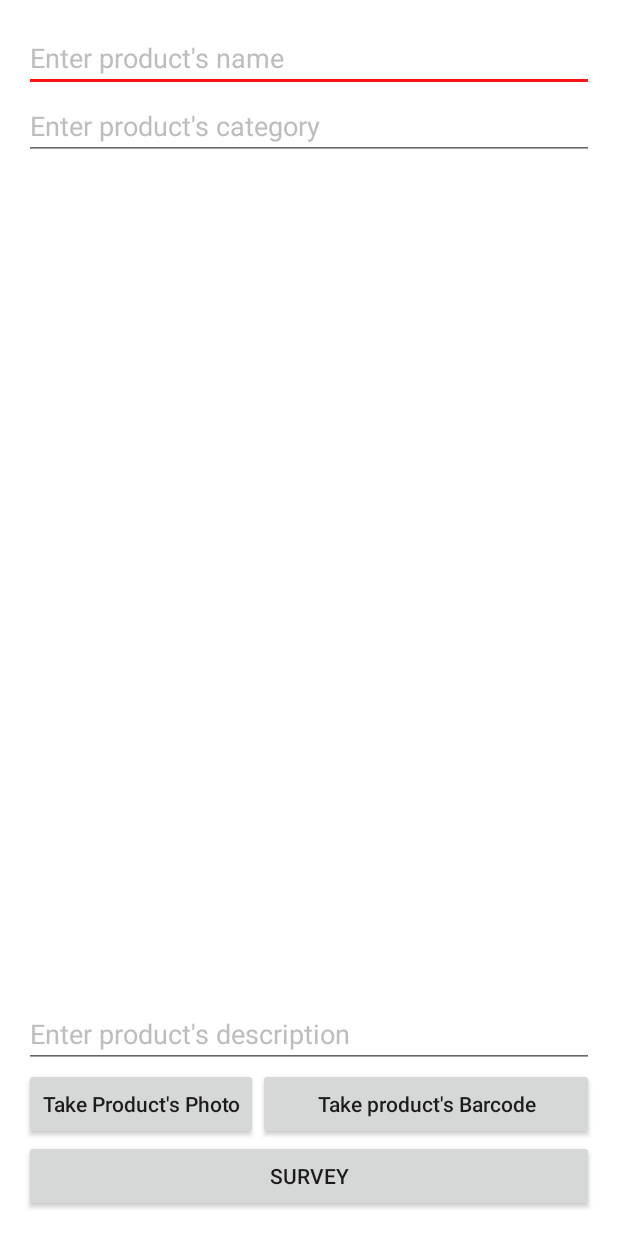
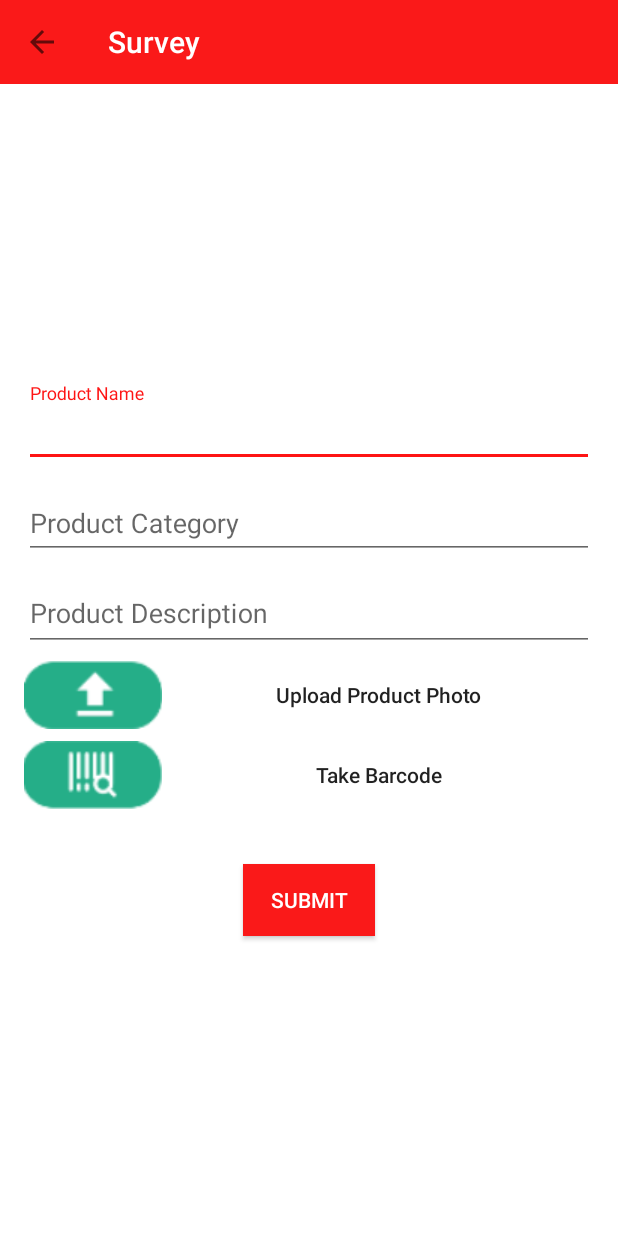
Before and after one commit to iputumeda/kodegift, an Android app: the SurveyActivity screen opened directly, with no data from a screen before it, on a phone screen of 412 x 824 dp. Run offline under Robolectric (Android 15) with nearby library versions, the phone set to English and light mode, and no system bars.

Commit message:
Menyesuaikan tampilan Survey dengan mockup

```diff
--- a/app/src/main/AndroidManifest.xml
+++ b/app/src/main/AndroidManifest.xml
@@ -30,7 +30,8 @@
             android:screenOrientation="portrait"/>
         <activity
             android:name=".SurveyActivity"
-            android:label="Survey" />
+            android:label="Survey"
+            android:parentActivityName=".MainMenuActivity"/>
         <activity
             android:name=".MySurveyActivity"
             android:label="My Survey" />
--- a/app/src/main/java/id/co/meda/survey/SurveyActivity.java
+++ b/app/src/main/java/id/co/meda/survey/SurveyActivity.java
@@ -2,6 +2,7 @@ package id.co.meda.survey;
 
 import android.support.v7.app.AppCompatActivity;
 import android.os.Bundle;
+import android.support.v7.widget.Toolbar;
 import android.view.View;
 import android.widget.EditText;
 import android.widget.Toast;
@@ -15,6 +16,7 @@ public class SurveyActivity extends AppCompatActivity {
     EditText productCategory;
     EditText productDescription;
     VoucherDatabase database;
+    Toolbar toolbar;
 
     @Override
     protected void onCreate(Bundle savedInstanceState) {
@@ -30,7 +32,9 @@ public class SurveyActivity extends AppCompatActivity {
         productCategory = (EditText) findViewById(R.id.product_category);
         productDescription = (EditText) findViewById(R.id.product_description);
         database = new VoucherDatabase(this);
-
+        toolbar = (Toolbar) findViewById(R.id.toolbar);
+        setSupportActionBar(toolbar);
+        getSupportActionBar().setDisplayHomeAsUpEnabled(true);
     }
 
     public void onClickBarcodeProduct(View view) {
--- a/app/src/main/res/layout/activity_survey.xml
+++ b/app/src/main/res/layout/activity_survey.xml
@@ -1,64 +1,90 @@
 <?xml version="1.0" encoding="utf-8"?>
-<RelativeLayout xmlns:android="http://schemas.android.com/apk/res/android"
+<LinearLayout xmlns:android="http://schemas.android.com/apk/res/android"
     xmlns:tools="http://schemas.android.com/tools"
     android:layout_width="match_parent"
     android:layout_height="match_parent"
+    android:orientation="vertical"
+    tools:context=".SurveyActivity">
+
+    <include layout="@layout/toolbar"
+        android:layout_width="match_parent"
+        android:layout_height="wrap_content"
+        android:id="@+id/toolbar"/>
+
+    <LinearLayout
+        android:layout_width="match_parent"
+        android:layout_height="0dp"
+        android:layout_weight="1"
         android:paddingBottom="@dimen/activity_vertical_margin"
         android:paddingLeft="@dimen/activity_horizontal_margin"
         android:paddingRight="@dimen/activity_horizontal_margin"
         android:paddingTop="@dimen/activity_vertical_margin"
-    tools:context=".SurveyActivity">
+        android:orientation="vertical"
+        android:gravity="center">
 
-    <EditText
-        android:textColorHint="#bdbdbd"
-        android:textColor="#dfdfdf"
+
+        <android.support.design.widget.TextInputLayout
             android:layout_width="match_parent"
             android:layout_height="wrap_content"
-        android:hint="@string/enter_product_s_name"
-        android:id="@+id/product_name"/>
+            android:layout_marginBottom="5dp">
             <EditText
-        android:textColorHint="#bdbdbd"
-        android:textColor="#dfdfdf"
-        android:layout_below="@+id/product_name"
                 android:layout_width="match_parent"
                 android:layout_height="wrap_content"
-        android:hint="@string/enter_product_s_category"
-        android:id="@+id/product_category"/>
-    <EditText
-        android:textColorHint="#bdbdbd"
-        android:textColor="#dfdfdf"
-        android:layout_above="@+id/photoProduct_b_as"
-        android:layout_below="@+id/productCategory_et_as"
+                android:hint="Product Name"
+                android:id="@+id/product_name"/>
+        </android.support.design.widget.TextInputLayout>
+
+        <android.support.design.widget.TextInputLayout
             android:layout_width="match_parent"
             android:layout_height="wrap_content"
-        android:hint="@string/enter_product_s_description"
+            android:layout_marginBottom="5dp">
+            <EditText
+                android:layout_width="match_parent"
+                android:layout_height="wrap_content"
+                android:hint="Product Category"
+                android:id="@+id/product_category"/>
+        </android.support.design.widget.TextInputLayout>
+
+        <android.support.design.widget.TextInputLayout
+            android:layout_width="match_parent"
+            android:layout_height="wrap_content"
+            android:layout_marginBottom="5dp">
+            <EditText
+                android:layout_width="match_parent"
+                android:layout_height="wrap_content"
+                android:hint="Product Description"
                 android:gravity="top"
                 android:id="@+id/product_description"/>
+        </android.support.design.widget.TextInputLayout>
+
         <Button
-        android:layout_alignTop="@+id/photoProduct_b_as"
-        android:layout_toRightOf="@+id/photoProduct_b_as"
-        android:layout_alignRight="@+id/survey"
-        android:layout_above="@+id/survey"
+            android:layout_width="match_parent"
+            android:layout_height="wrap_content"
+            android:text="Upload Product Photo"
+            android:onClick="onClickBarcodeProduct"
+            android:drawableLeft="@drawable/upload_product_photo"
+            android:layout_marginBottom="5dp"
+            android:textAllCaps="false"
+            android:background="@android:color/transparent"/>
+
+        <Button
+            android:drawableLeft="@drawable/take_barcode"
+            android:textAllCaps="false"
+            android:layout_width="match_parent"
+            android:layout_height="wrap_content"
+            android:text="Take Barcode"
+            android:onClick="onClickPhotoProduct"
+            android:layout_marginBottom="35dp"
+            android:background="@android:color/transparent"/>
+
+        <Button
+            android:id="@+id/survey"
             android:layout_width="wrap_content"
             android:layout_height="wrap_content"
-        android:text="@string/take_product_s_barcode"
-        android:textAllCaps="false"
-        android:onClick="onClickBarcodeProduct"/>
-    <Button
-        android:id="@+id/photoProduct_b_as"
-        android:layout_alignLeft="@+id/survey"
-        android:layout_above="@+id/survey"
-        android:layout_width="wrap_content"
-        android:layout_height="wrap_content"
-        android:textAllCaps="false"
-        android:text="@string/take_product_s_photo"
-        android:onClick="onClickPhotoProduct"/>
-    <Button
-        android:id="@+id/survey"
-        android:layout_alignParentBottom="true"
-        android:layout_width="match_parent"
-        android:layout_height="wrap_content"
-        android:text="@string/survey"
+            android:text="Submit"
+            style="@style/ButtonStyle"
             android:onClick="onClickSurveyProduct"/>
 
-</RelativeLayout>
+    </LinearLayout>
+
+</LinearLayout>
```
Also changed, not shown: app/src/main/res/drawable/take_barcode.png, app/src/main/res/drawable/upload_product_photo.png. Lines whose indentation alone changed are shown as unchanged.
